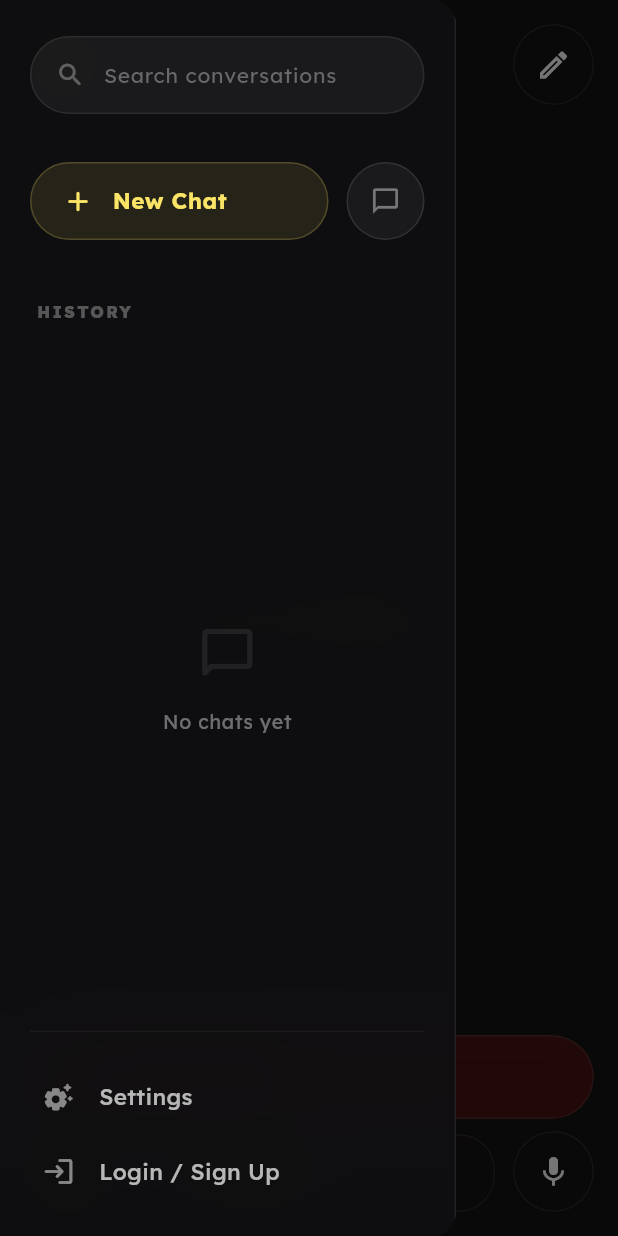
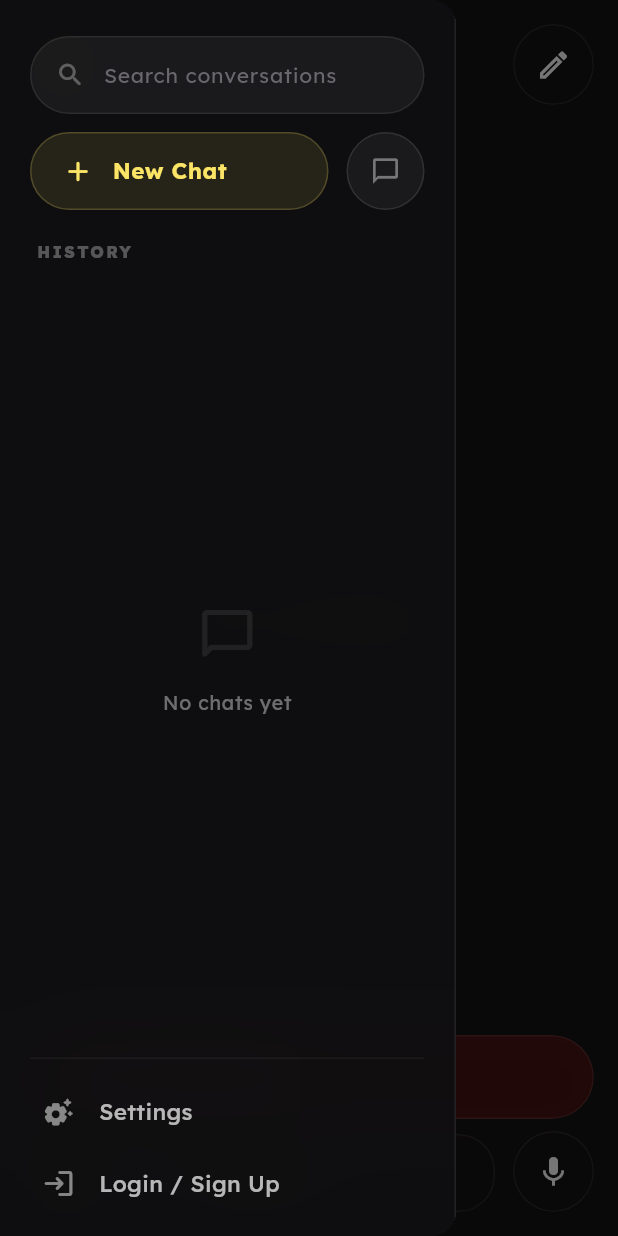
Before and after one commit to musabmushtaq/LegalEase, a Flutter app: the screen it shows after launch, with the side drawer open, on a phone screen of 412 x 824 dp. Run offline on Flutter 3.47's test engine with Material 3 defaults, Android fonts, the phone set to English and light mode, and no system bars; our stand-ins replace audioplayers, connectivity_plus, dotted_border, file_picker, flutter_markdown, google_fonts and 4 more; missing offline and left inert: vad.

Commit message:
UI: Tighten drawer vertical spacing for a more cohesive layout

```diff
--- a/app/lib/widgets/chat_drawer.dart
+++ b/app/lib/widgets/chat_drawer.dart
@@ -249,7 +249,7 @@ class _ChatDrawerState extends State<ChatDrawer> {
                       ],
                     ),
                   ),
-                  const SizedBox(height: 32),
+                  const SizedBox(height: 12),
 
                   // Capsule Action Row
                   Row(
@@ -313,11 +313,11 @@ class _ChatDrawerState extends State<ChatDrawer> {
                       ),
                     ],
                   ),
-                  const SizedBox(height: 40),
+                  const SizedBox(height: 20),
 
                   // Section Header
                   Padding(
-                    padding: const EdgeInsets.only(left: 4.0, bottom: 16.0),
+                    padding: const EdgeInsets.only(left: 4.0, bottom: 8.0),
                     child: Text(
                       "HISTORY",
                       style: TextStyle(
@@ -389,9 +389,9 @@ class _ChatDrawerState extends State<ChatDrawer> {
                   ),
 
                   // Bottom Section
-                  const SizedBox(height: 12),
+                  const SizedBox(height: 8),
                   Container(
-                    padding: const EdgeInsets.symmetric(vertical: 20),
+                    padding: const EdgeInsets.symmetric(vertical: 12),
                     decoration: BoxDecoration(
                       border: Border(
                         top: BorderSide(
@@ -415,7 +415,7 @@ class _ChatDrawerState extends State<ChatDrawer> {
                             );
                           },
                         ),
-                        const SizedBox(height: 4),
+                        const SizedBox(height: 2),
                         _buildFooterItem(
                           icon: widget.chatService.isAuthenticated
                               ? Icons.logout_rounded
```
